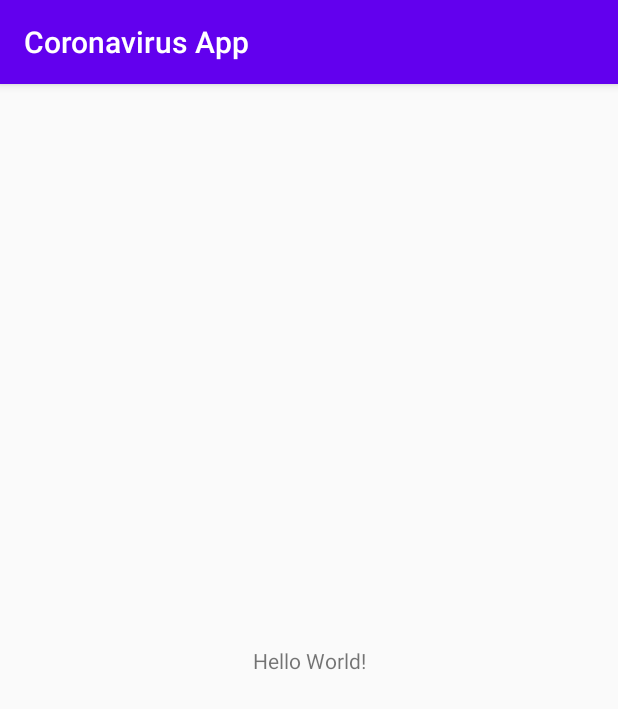
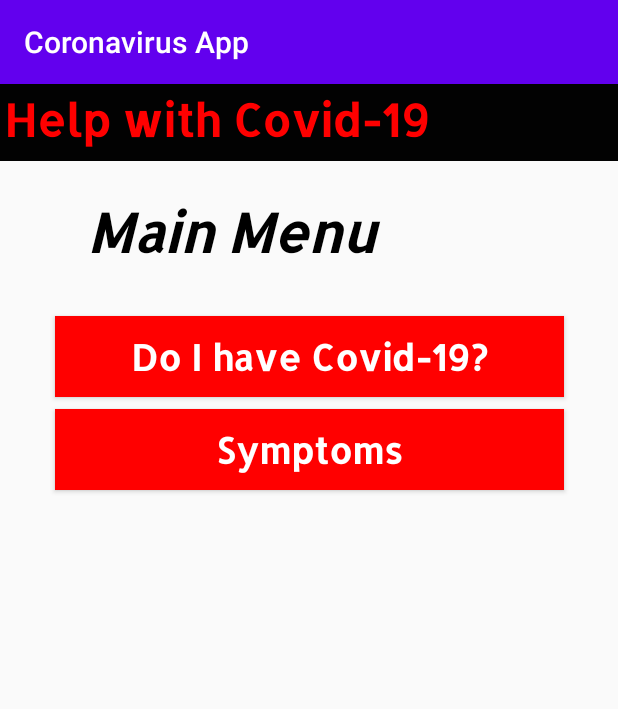
Before and after one commit to brysonadcock/CoronavirusApp, an Android app: the screen it shows after launch (MainActivity), on a phone screen of 412 x 824 dp. Shown: the top 709 px of the screen. Run offline under Robolectric (Android 15) with nearby library versions, the phone set to English and light mode, and no system bars.

Commit message:
Second commit, GUI improvement

```diff
--- a/app/src/main/res/layout/activity_main.xml
+++ b/app/src/main/res/layout/activity_main.xml
@@ -6,13 +6,84 @@
     android:layout_height="match_parent"
     tools:context=".MainActivity">
 
+    <LinearLayout
+        android:id="@+id/linearLayout"
+        android:layout_width="416dp"
+        android:layout_height="51dp"
+        android:background="#020202"
+        android:orientation="vertical"
+        app:layout_constraintEnd_toEndOf="parent"
+        app:layout_constraintStart_toStartOf="parent"
+        app:layout_constraintTop_toTopOf="parent">
+
+        <TextView
+            android:id="@+id/title_text"
+            android:layout_width="match_parent"
+            android:layout_height="match_parent"
+            android:layout_marginLeft="4sp"
+            android:layout_marginTop="4sp"
+            android:fontFamily="@font/allerta"
+            android:text="Help with Covid-19"
+            android:textAllCaps="false"
+            android:textColor="#FF0000"
+            android:textSize="30sp"
+            android:textStyle="bold" />
+    </LinearLayout>
+
     <TextView
-        android:layout_width="wrap_content"
-        android:layout_height="wrap_content"
-        android:text="Hello World!"
-        app:layout_constraintBottom_toBottomOf="parent"
-        app:layout_constraintLeft_toLeftOf="parent"
-        app:layout_constraintRight_toRightOf="parent"
-        app:layout_constraintTop_toTopOf="parent" />
+        android:id="@+id/menuTextView"
+        android:layout_width="296dp"
+        android:layout_height="63dp"
+        android:layout_marginTop="24dp"
+        android:clickable="false"
+        android:fontFamily="@font/allerta"
+        android:text="Main Menu"
+        android:textColor="#000000"
+        android:textSize="36sp"
+        android:textStyle="bold|italic"
+        app:layout_constraintEnd_toEndOf="parent"
+        app:layout_constraintStart_toStartOf="parent"
+        app:layout_constraintTop_toBottomOf="@+id/linearLayout" />
+
+    <Button
+        android:id="@+id/diagnoseHelpButton"
+        android:layout_width="339dp"
+        android:layout_height="54dp"
+        android:layout_marginStart="24dp"
+        android:layout_marginLeft="24dp"
+        android:layout_marginTop="16dp"
+        android:layout_marginEnd="24dp"
+        android:layout_marginRight="24dp"
+        android:background="#FF0000"
+        android:clickable="true"
+        android:cursorVisible="true"
+        android:fontFamily="@font/allerta"
+        android:shadowColor="#00FF0000"
+        android:text="Do I have Covid-19?"
+        android:textAllCaps="false"
+        android:textColor="#FFFFFF"
+        android:textSize="24sp"
+        android:textStyle="bold"
+        app:layout_constraintEnd_toEndOf="parent"
+        app:layout_constraintStart_toStartOf="parent"
+        app:layout_constraintTop_toBottomOf="@+id/menuTextView" />
+
+    <Button
+        android:id="@+id/symptoms_button"
+        android:layout_width="339dp"
+        android:layout_height="54dp"
+        android:layout_marginTop="8dp"
+        android:background="#FF0000"
+        android:clickable="true"
+        android:cursorVisible="true"
+        android:fontFamily="@font/allerta"
+        android:text="Symptoms"
+        android:textAllCaps="false"
+        android:textColor="#FFFFFF"
+        android:textSize="24sp"
+        android:textStyle="bold"
+        app:layout_constraintEnd_toEndOf="parent"
+        app:layout_constraintStart_toStartOf="parent"
+        app:layout_constraintTop_toBottomOf="@+id/diagnoseHelpButton" />
 
 </androidx.constraintlayout.widget.ConstraintLayout>
```
Also changed, not shown: app/src/main/res/font/allerta.ttf (added).
